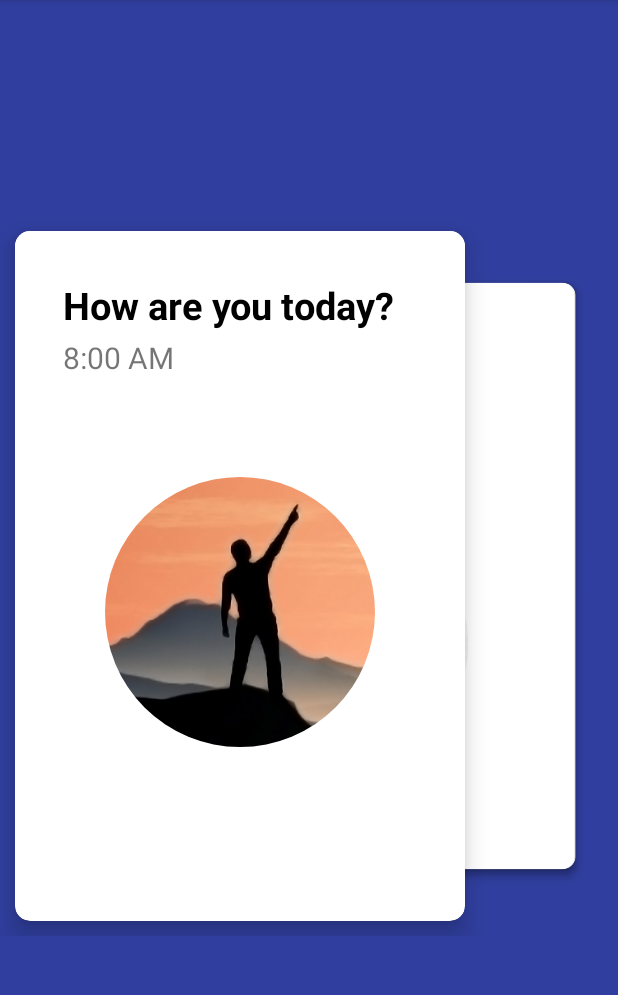
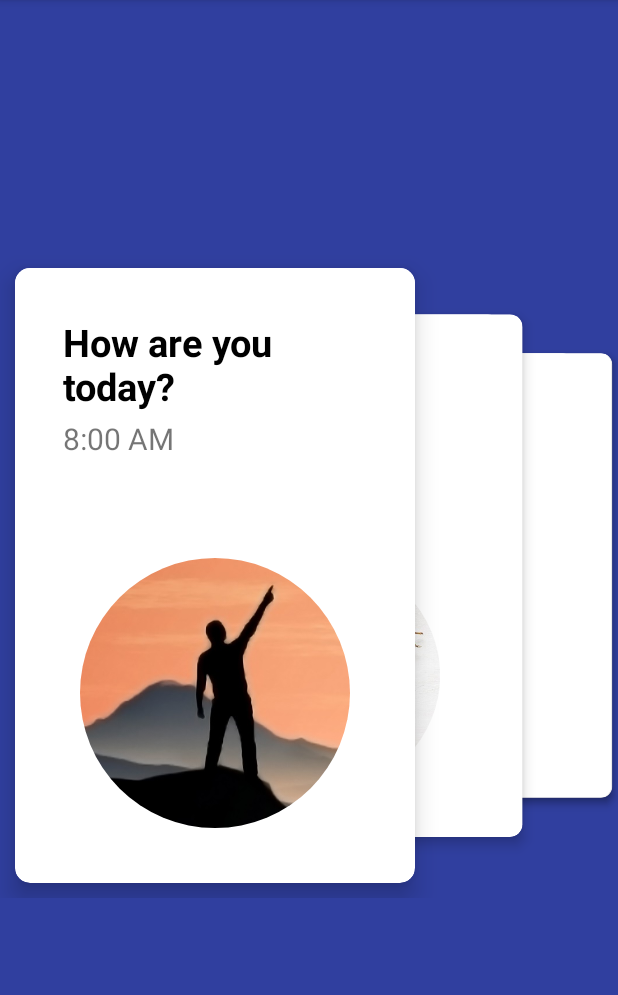
Before and after one commit to mayuroks/CardStackLayoutManager, an Android app: the screen it shows after launch (HzActivity), on a phone screen of 412 x 824 dp, the part 84-1079 px from its top. Run offline under Robolectric (Android 15) with nearby library versions, the phone set to English and light mode, and no system bars; our stand-ins replace CircleImageView.

```diff
--- a/app/src/main/res/layout/activity_hz.xml
+++ b/app/src/main/res/layout/activity_hz.xml
@@ -8,7 +8,7 @@
     <android.support.v7.widget.RecyclerView
         android:id="@+id/rcv"
         android:layout_width="match_parent"
-        android:layout_height="500dp"
+        android:layout_height="450dp"
         android:layout_centerInParent="true"
         android:layout_gravity="center_horizontal"
         android:paddingBottom="10dp"
```
Also changed, not shown: 1 other file.
